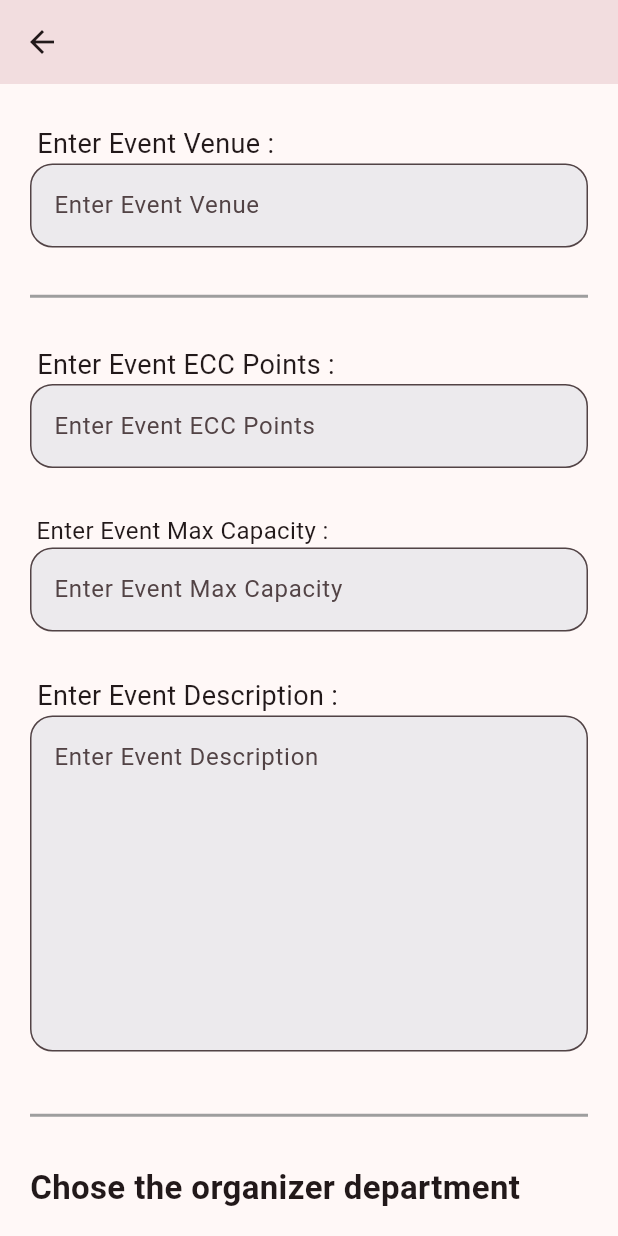
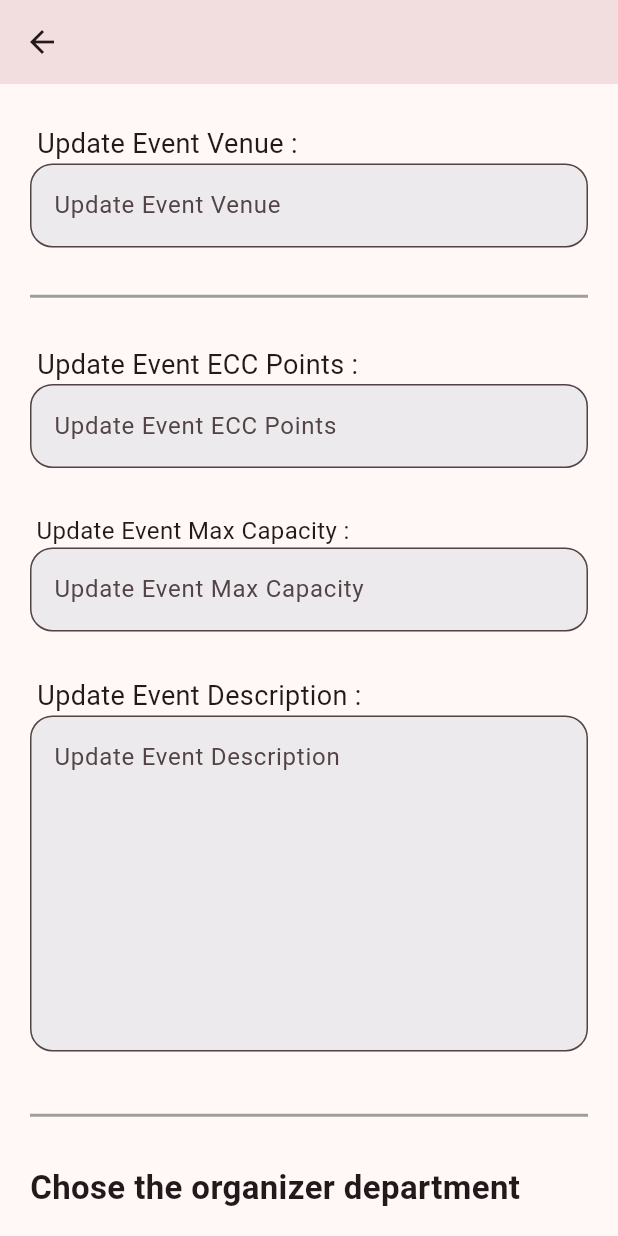
Before and after one commit to NikthePhoenix/cia_project_nik, a Flutter app: the UpdateEvents screen opened by its route, scrolled down 576 dp, on a phone screen of 412 x 824 dp. Run offline on Flutter 3.47's test engine with Material 3 defaults, Android fonts, the phone set to English and light mode, and no system bars; our stand-ins replace hive, hive_flutter, image_picker, pin_code_fields; missing offline and left inert: ticket_widget; accounts and stored records are empty; network calls fail.

Commit message:
updated controllers name,  used static maps

```diff
--- a/lib/organizers/update_events.dart
+++ b/lib/organizers/update_events.dart
@@ -1,4 +1,5 @@
 import 'package:flutter/material.dart';
+import 'package:seproject/events/event_description.dart';
 import 'package:seproject/organizers/create_event.dart';
 import 'package:seproject/other/Image_pic_pre.dart';
 import 'package:seproject/other/date_pick.dart';
@@ -6,19 +7,24 @@ import 'package:seproject/other/routes.dart';
 import 'package:seproject/other/time_pick.dart';
 
 class UpdateEvents extends StatefulWidget {
-  const UpdateEvents({Key? key}) : super(key: key);
+  final eventName;
+  static Map<String, dynamic> updated_events =
+      _UpdateEventsState.updated_events;
+  const UpdateEvents({Key? key, this.eventName}) : super(key: key);
 
   @override
   State<UpdateEvents> createState() => _UpdateEventsState();
 }
 
 class _UpdateEventsState extends State<UpdateEvents> {
-  TextEditingController eventName = TextEditingController();
-  TextEditingController eventVenue = TextEditingController();
-  TextEditingController eventDesc = TextEditingController();
-  // TextEditingController eventTime = TextEditingController();
+  TextEditingController updatedEventName = TextEditingController();
+  TextEditingController updatedEventVenue = TextEditingController();
+  TextEditingController updatedEventDesc = TextEditingController();
+  TextEditingController updatedEventTime = TextEditingController();
   String eventDate = DateSelectionScreen.eventDate;
-  static Map<String, dynamic> created_events = {};
+  static Map<String, dynamic> created_events = Create_event.created_events;
+
+  static Map<String, dynamic> updated_events = {};
 
   String collaborator = "";
 
@@ -33,6 +39,9 @@ class _UpdateEventsState extends State<UpdateEvents> {
 
   @override
   Widget build(BuildContext context) {
+    final Map<String, dynamic>? eventDetails =
+        ModalRoute.of(context)!.settings.arguments as Map<String, dynamic>?;
+    final eventName = eventDetails?['eventName'] ?? "";
     return Scaffold(
       appBar: AppBar(),
       body: SingleChildScrollView(
@@ -44,7 +53,7 @@ class _UpdateEventsState extends State<UpdateEvents> {
             crossAxisAlignment: CrossAxisAlignment.start,
             children: [
               Text(
-                "Create Event",
+                "Update Event",
                 style: TextStyle(fontWeight: FontWeight.bold, fontSize: 28),
               ),
               SizedBox(
@@ -62,16 +71,17 @@ class _UpdateEventsState extends State<UpdateEvents> {
                 height: 40,
               ),
               Text(
-                " Enter Event Name :",
+                " Update Event Name :",
                 style: TextStyle(fontSize: 18),
               ),
               InputField(
-                hintText: 'Enter Event Name',
-                controller: eventName,
+                hintText: 'Update Event Name',
+                controller: updatedEventName,
+                // defaultValue: created_events['eventName'] ?? "",
               ),
               SizedBox(height: 30.0),
               Text(
-                " Enter Event Date :",
+                " Update Event Date :",
                 style: TextStyle(fontSize: 18),
               ),
               SizedBox(
@@ -80,7 +90,7 @@ class _UpdateEventsState extends State<UpdateEvents> {
               DateSelectionScreen(),
               SizedBox(height: 30.0),
               Text(
-                " Enter Event Time :",
+                " Update Event Time :",
                 style: TextStyle(fontSize: 18),
               ),
               SizedBox(
@@ -89,12 +99,13 @@ class _UpdateEventsState extends State<UpdateEvents> {
               TimeSelectionScreen(),
               SizedBox(height: 30.0),
               Text(
-                " Enter Event Venue :",
+                " Update Event Venue :",
                 style: TextStyle(fontSize: 18),
               ),
               InputField(
-                hintText: 'Enter Event Venue',
-                controller: eventVenue,
+                hintText: 'Update Event Venue',
+                controller: updatedEventVenue,
+                // defaultValue: created_events['eventVenue'] ?? "",
               ),
               SizedBox(
                 height: 20,
@@ -110,13 +121,13 @@ class _UpdateEventsState extends State<UpdateEvents> {
                 height: 20,
               ),
               Text(
-                " Enter Event ECC Points : ",
+                " Update Event ECC Points : ",
                 style: TextStyle(fontSize: 18),
               ),
               TextField(
                   keyboardType: TextInputType.number,
                   decoration: InputDecoration(
-                    hintText: "Enter Event ECC Points ",
+                    hintText: "Update Event ECC Points ",
                     border: OutlineInputBorder(
                         borderRadius: BorderRadius.circular(15)),
                     filled: true,
@@ -124,13 +135,13 @@ class _UpdateEventsState extends State<UpdateEvents> {
                   )),
               SizedBox(height: 30.0),
               Text(
-                " Enter Event Max Capacity :",
+                " Update Event Max Capacity :",
                 style: TextStyle(fontSize: 16),
               ),
               TextField(
                   keyboardType: TextInputType.number,
                   decoration: InputDecoration(
-                    hintText: "Enter Event Max Capacity ",
+                    hintText: "Update Event Max Capacity ",
                     border: OutlineInputBorder(
                         borderRadius: BorderRadius.circular(15)),
                     filled: true,
@@ -140,14 +151,15 @@ class _UpdateEventsState extends State<UpdateEvents> {
                 height: 30,
               ),
               Text(
-                " Enter Event Description :",
+                " Update Event Description :",
                 style: TextStyle(fontSize: 18),
               ),
-              TextField(
+              TextFormField(
                   maxLines: 8,
-                  controller: eventDesc,
+                  controller: updatedEventDesc,
+                  // initialValue: created_events['eventDesc'] ?? "",
                   decoration: InputDecoration(
-                    hintText: "Enter Event Description ",
+                    hintText: "Update Event Description ",
                     border: OutlineInputBorder(
                         borderRadius: BorderRadius.circular(15)),
                     filled: true,
@@ -303,26 +315,12 @@ class _UpdateEventsState extends State<UpdateEvents> {
                 child: ListTile(
                   title: Center(
                     child: Text(
-                      "Create Event ",
+                      "Update Event ",
                       style: TextStyle(
                           fontSize: 20.0, fontWeight: FontWeight.bold),
                     ),
                   ),
-                  onTap: () {
-                    print(eventName.text);
-                    created_events['eventName'] = eventName.text;
-                    created_events['organizer'] = collaborator;
-                    created_events['eventVenue'] = eventVenue.text;
-                    created_events['eventDate'] = eventDate;
-                    created_events['eventDesc'] = eventDesc.text;
-                    Navigator.pushNamed(context, Routes.events, arguments: {
-                      'eventName': eventName.text,
-                      'organizer': collaborator,
-                      'eventVenue': eventVenue.text,
-                      'eventDate': eventDate,
-                      'eventDesc': eventDesc.text
-                    });
-                  },
+                  onTap: () {},
                 ),
               ),
             ],
@@ -335,15 +333,16 @@ class _UpdateEventsState extends State<UpdateEvents> {
 
 class InputField extends StatelessWidget {
   final String hintText;
-  final TextEditingController controller;
+  final controller;
 
-  const InputField({Key? key, required this.hintText, required this.controller,})
+  const InputField({Key? key, required this.hintText, this.controller})
       : super(key: key);
 
   @override
   Widget build(BuildContext context) {
     return TextFormField(
       controller: controller,
+      // initialValue: defaultValue,
       decoration: InputDecoration(
         hintText: hintText,
         border: OutlineInputBorder(borderRadius: BorderRadius.circular(15)),
```
